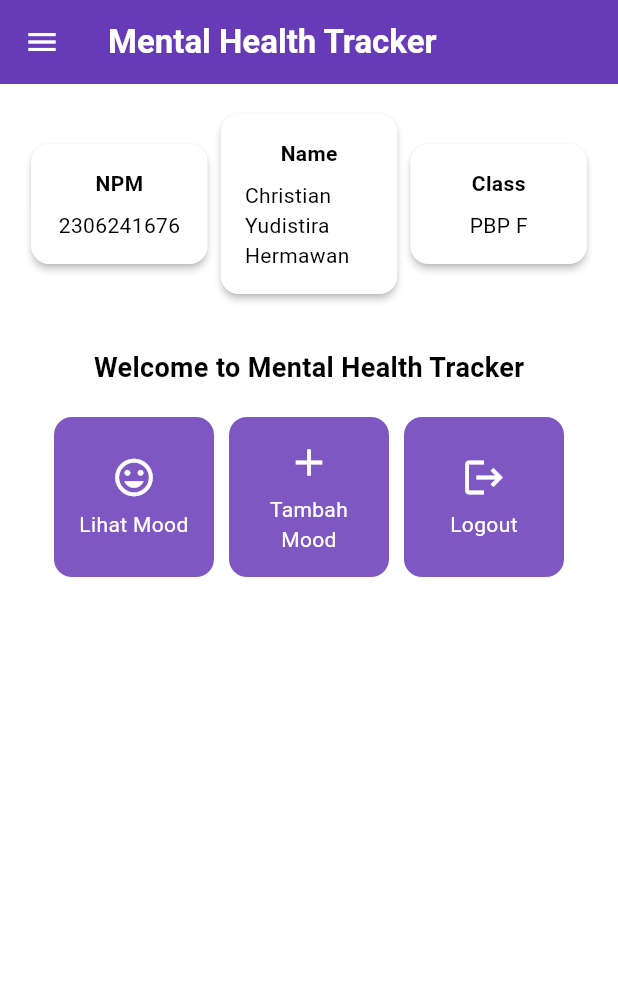
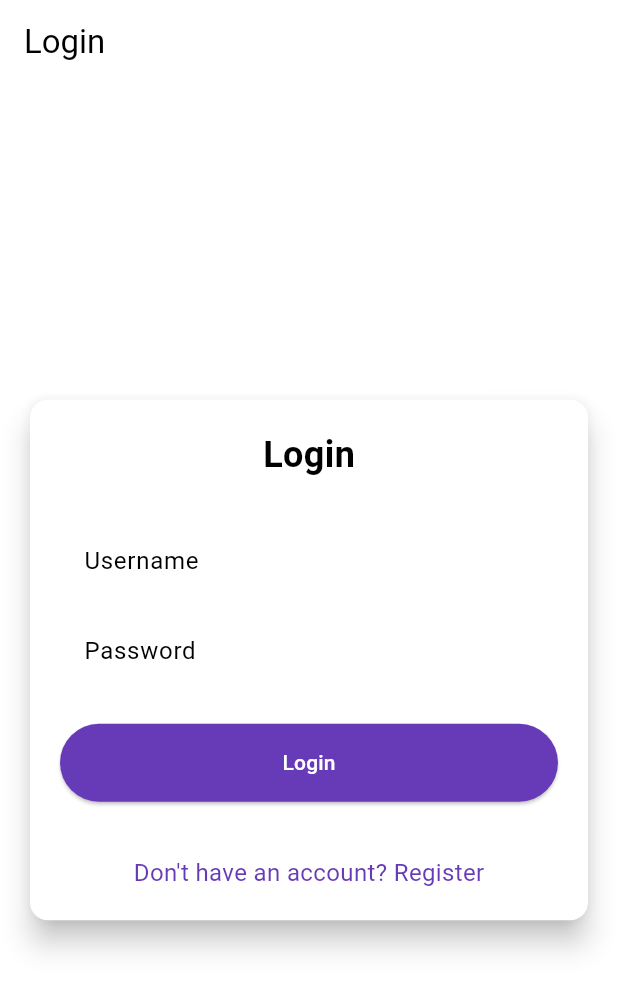
Before and after one commit to Nadekoooo/mental-health-tracker-mobile, a Flutter app: the screen it shows after launch, on a phone screen of 412 x 824 dp. Shown: the top 991 px of the screen. Run offline on Flutter 3.47's test engine with Material 3 defaults, Android fonts, the phone set to English and light mode, and no system bars; missing offline and left inert: pbp_django_auth.

Commit message:
Final tutor

```diff
--- a/lib/main.dart
+++ b/lib/main.dart
@@ -1,6 +1,9 @@
 // Main Dart
 import 'package:flutter/material.dart';
 import 'package:mental_health_tracker/screens/menu.dart';
+import 'package:pbp_django_auth/pbp_django_auth.dart';
+import 'package:provider/provider.dart';
+import 'package:mental_health_tracker/screens/login.dart';
 
 void main() {
   runApp(const MyApp());
@@ -9,33 +12,23 @@ void main() {
 class MyApp extends StatelessWidget {
   const MyApp({super.key});
 
-  // This widget is the root of your application.
   @override
   Widget build(BuildContext context) {
-    return MaterialApp(
-        title: 'Flutter Demo',
-        debugShowCheckedModeBanner: false,
+    return Provider(
+      create: (_) {
+        CookieRequest request = CookieRequest();
+        return request;
+      },
+      child: MaterialApp(
+        title: 'Mental Health Tracker',
         theme: ThemeData(
-          // This is the theme of your application.
-          //
-          // TRY THIS: Try running your application with "flutter run". You'll see
-          // the application has a purple toolbar. Then, without quitting the app,
-          // try changing the seedColor in the colorScheme below to Colors.green
-          // and then invoke "hot reload" (save your changes or press the "hot
-          // reload" button in a Flutter-supported IDE, or press "r" if you used
-          // the command line to start the app).
-          //
-          // Notice that the counter didn't reset back to zero; the application
-          // state is not lost during the reload. To reset the state, use hot
-          // restart instead.
-          //
-          // This works for code too, not just values: Most code changes can be
-          // tested with just a hot reload.
+          useMaterial3: true,
           colorScheme: ColorScheme.fromSwatch(
             primarySwatch: Colors.deepPurple,
           ).copyWith(secondary: Colors.deepPurple[400]),
-          useMaterial3: true,
         ),
-        home: MyHomePage());
+        home: const LoginPage(),
+      ),
+    );
   }
 }
--- /dev/null
+++ b/lib/screens/login.dart
@@ -0,0 +1,182 @@
+import 'package:mental_health_tracker/screens/menu.dart';
+import 'package:flutter/material.dart';
+import 'package:pbp_django_auth/pbp_django_auth.dart';
+import 'package:provider/provider.dart';
+import 'package:mental_health_tracker/screens/register.dart';
+// TODO: Import halaman RegisterPage jika sudah dibuat
+
+void main() {
+  runApp(const LoginApp());
+}
+
+class LoginApp extends StatelessWidget {
+  const LoginApp({super.key});
+
+  @override
+  Widget build(BuildContext context) {
+    return MaterialApp(
+      title: 'Login',
+      theme: ThemeData(
+        useMaterial3: true,
+        colorScheme: ColorScheme.fromSwatch(
+          primarySwatch: Colors.deepPurple,
+        ).copyWith(secondary: Colors.deepPurple[400]),
+      ),
+      home: const LoginPage(),
+    );
+  }
+}
+
+class LoginPage extends StatefulWidget {
+  const LoginPage({super.key});
+
+  @override
+  State<LoginPage> createState() => _LoginPageState();
+}
+
+class _LoginPageState extends State<LoginPage> {
+  final TextEditingController _usernameController = TextEditingController();
+  final TextEditingController _passwordController = TextEditingController();
+
+  @override
+  Widget build(BuildContext context) {
+    final request = context.watch<CookieRequest>();
+
+    return Scaffold(
+      appBar: AppBar(
+        title: const Text('Login'),
+      ),
+      body: Center(
+        child: SingleChildScrollView(
+          padding: const EdgeInsets.all(16.0),
+          child: Card(
+            elevation: 8,
+            shape: RoundedRectangleBorder(
+              borderRadius: BorderRadius.circular(12.0),
+            ),
+            child: Padding(
+              padding: const EdgeInsets.all(20.0),
+              child: Column(
+                mainAxisSize: MainAxisSize.min,
+                children: [
+                  const Text(
+                    'Login',
+                    style: TextStyle(
+                      fontSize: 24.0,
+                      fontWeight: FontWeight.bold,
+                    ),
+                  ),
+                  const SizedBox(height: 30.0),
+                  TextField(
+                    controller: _usernameController,
+                    decoration: const InputDecoration(
+                      labelText: 'Username',
+                      hintText: 'Enter your username',
+                      border: OutlineInputBorder(
+                        borderRadius: BorderRadius.all(Radius.circular(12.0)),
+                      ),
+                      contentPadding:
+                          EdgeInsets.symmetric(horizontal: 12.0, vertical: 8.0),
+                    ),
+                  ),
+                  const SizedBox(height: 12.0),
+                  TextField(
+                    controller: _passwordController,
+                    decoration: const InputDecoration(
+                      labelText: 'Password',
+                      hintText: 'Enter your password',
+                      border: OutlineInputBorder(
+                        borderRadius: BorderRadius.all(Radius.circular(12.0)),
+                      ),
+                      contentPadding:
+                          EdgeInsets.symmetric(horizontal: 12.0, vertical: 8.0),
+                    ),
+                    obscureText: true,
+                  ),
+                  const SizedBox(height: 24.0),
+                  ElevatedButton(
+                    onPressed: () async {
+                      String username = _usernameController.text;
+                      String password = _passwordController.text;
+
+                      // Cek kredensial
+                      // TODO: Ganti URL dan jangan lupa tambahkan trailing slash (/) di akhir URL!
+                      // Untuk menyambungkan Android emulator dengan Django pada localhost,
+                      // gunakan URL http://10.0.2.2/
+                      final response = await request
+                          .login("http://localhost:8000/auth/login/", {
+                        'username': username,
+                        'password': password,
+                      });
+
+                      if (request.loggedIn) {
+                        String message = response['message'];
+                        String uname = response['username'];
+                        if (context.mounted) {
+                          Navigator.pushReplacement(
+                            context,
+                            MaterialPageRoute(
+                                builder: (context) => MyHomePage()),
+                          );
+                          ScaffoldMessenger.of(context)
+                            ..hideCurrentSnackBar()
+                            ..showSnackBar(
+                              SnackBar(
+                                  content:
+                                      Text("$message Selamat datang, $uname.")),
+                            );
+                        }
+                      } else {
+                        if (context.mounted) {
+                          showDialog(
+                            context: context,
+                            builder: (context) => AlertDialog(
+                              title: const Text('Login Gagal'),
+                              content: Text(response['message']),
+                              actions: [
+                                TextButton(
+                                  child: const Text('OK'),
+                                  onPressed: () {
+                                    Navigator.pop(context);
+                                  },
+                                ),
+                              ],
+                            ),
+                          );
+                        }
+                      }
+                    },
+                    style: ElevatedButton.styleFrom(
+                      foregroundColor: Colors.white,
+                      minimumSize: Size(double.infinity, 50),
+                      backgroundColor: Theme.of(context).colorScheme.primary,
+                      padding: const EdgeInsets.symmetric(vertical: 16.0),
+                    ),
+                    child: const Text('Login'),
+                  ),
+                  const SizedBox(height: 36.0),
+                  GestureDetector(
+                    onTap: () {
+                      Navigator.push(
+                        context,
+                        MaterialPageRoute(
+                            builder: (context) => const RegisterPage()),
+                      );
+                    },
+                    child: Text(
+                      'Don\'t have an account? Register',
+                      style: TextStyle(
+                        color: Theme.of(context).colorScheme.primary,
+                        fontSize: 16.0,
+                      ),
+                    ),
+                  ),
+                ],
+              ),
+            ),
+          ),
+        ),
+      ),
+    );
+  }
+}
--- a/pubspec.yaml
+++ b/pubspec.yaml
@@ -35,6 +35,9 @@ dependencies:
   # The following adds the Cupertino Icons font to your application.
   # Use with the CupertinoIcons class for iOS style icons.
   cupertino_icons: ^1.0.8
+  provider: ^6.1.2
+  pbp_django_auth: ^0.4.0
+  http: ^1.2.2
 
 dev_dependencies:
   flutter_test:
```
Also changed, not shown: lib/models/moodentry.dart (added, +64 -0 lines), lib/screens/list_moodentry.dart (added, +89 -0 lines), lib/screens/moodentry_form.dart (+36 -28 lines), lib/screens/register.dart (added, +166 -0 lines), lib/widgets/left_drawer.dart (+13 -2 lines), lib/widgets/mood_carts.dart (+33 -2 lines), pubspec.lock, 2 other files.
